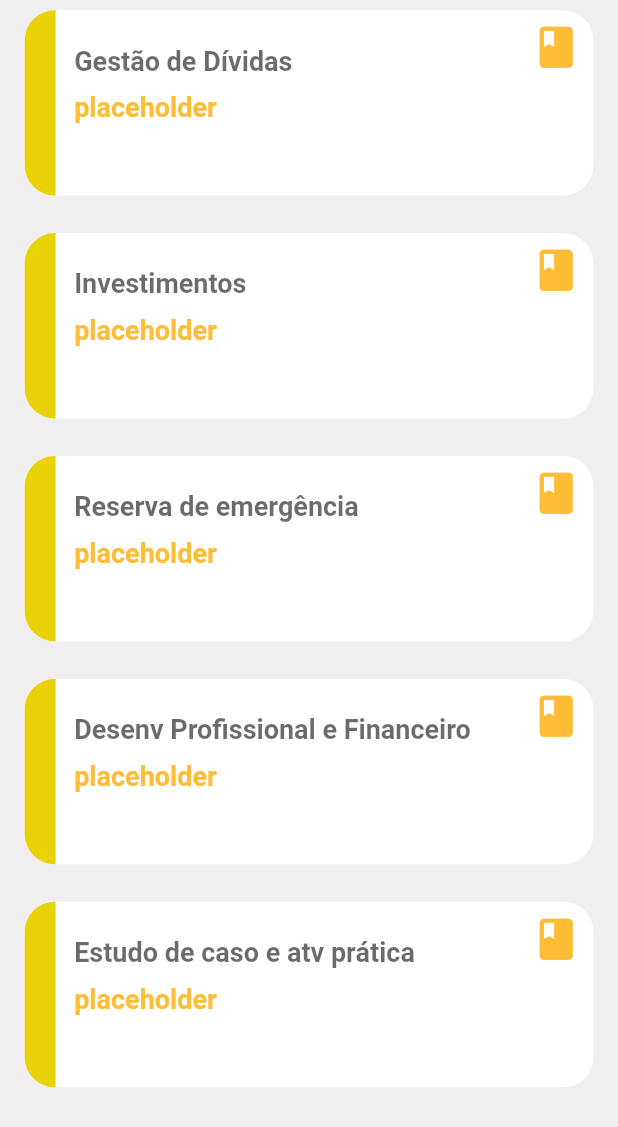
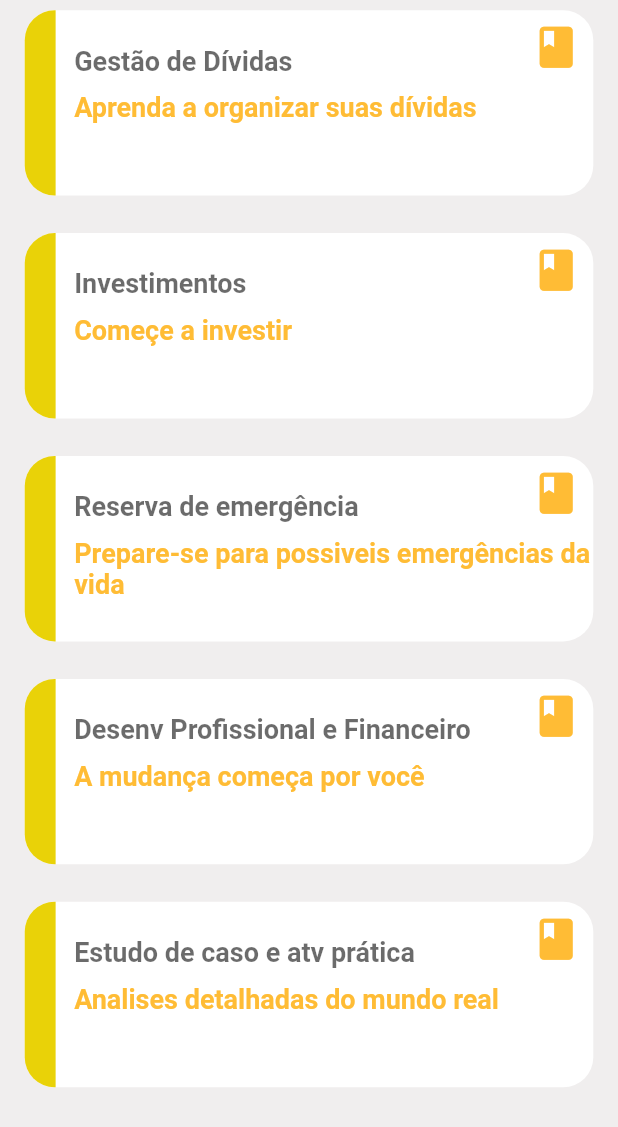
Before and after one commit to Kzrtt/projeto_financeiro, a Flutter app: the SuportMaterial screen opened by its route, scrolled down 454 dp, on a phone screen of 412 x 824 dp. Shown: the top 1127 px of the screen. Run offline on Flutter 3.47's test engine with Material 2 defaults, Android fonts, the light colour scheme and no system bars; missing offline and left inert: stylish_dialog.

Commit message:
adição dos subtitulos nos materias de apoio

```diff
--- a/lib/screens/supportMaterial/suportMaterial.dart
+++ b/lib/screens/supportMaterial/suportMaterial.dart
@@ -78,7 +78,7 @@ class _SuportMaterialState extends State<SuportMaterial> {
                           Navigator.of(context).pushNamed(AppRoutes.INTRODUCAO),
                       child: buildProfileButton(
                         "Introdução",
-                        "placeholder",
+                        "Introdução a educação financeira",
                         Icons.book,
                         .15,
                         constraints,
@@ -90,7 +90,7 @@ class _SuportMaterialState extends State<SuportMaterial> {
                           .pushNamed(AppRoutes.ESTUDO_E_BUSCA_DE_CONHECIMENTO),
                       child: buildProfileButton(
                         "Estudo e Busca de conhecimento",
-                        "placeholder",
+                        "Aprenda mais, conhecimento é poder",
                         Icons.book,
                         .15,
                         constraints,
@@ -102,7 +102,7 @@ class _SuportMaterialState extends State<SuportMaterial> {
                           .pushNamed(AppRoutes.GESTAO_DE_DIVIDAS),
                       child: buildProfileButton(
                         "Gestão de Dívidas",
-                        "placeholder",
+                        "Aprenda a organizar suas dívidas",
                         Icons.book,
                         .15,
                         constraints,
@@ -114,7 +114,7 @@ class _SuportMaterialState extends State<SuportMaterial> {
                           .pushNamed(AppRoutes.INVESTIMENTOS),
                       child: buildProfileButton(
                         "Investimentos",
-                        "placeholder",
+                        "Começe a investir",
                         Icons.book,
                         .15,
                         constraints,
@@ -126,7 +126,7 @@ class _SuportMaterialState extends State<SuportMaterial> {
                           .pushNamed(AppRoutes.RESERVA_DE_EMERGENCIA),
                       child: buildProfileButton(
                         "Reserva de emergência",
-                        "placeholder",
+                        "Prepare-se para possiveis emergências da vida",
                         Icons.book,
                         .15,
                         constraints,
@@ -138,7 +138,7 @@ class _SuportMaterialState extends State<SuportMaterial> {
                           AppRoutes.DESENV_PROFISSIONAL_E_FINANCEIRO),
                       child: buildProfileButton(
                         "Desenv Profissional e Financeiro",
-                        "placeholder",
+                        "A mudança começa por você",
                         Icons.book,
                         .15,
                         constraints,
@@ -150,7 +150,7 @@ class _SuportMaterialState extends State<SuportMaterial> {
                           .pushNamed(AppRoutes.ESTUDO_DE_CASO_E_ATV_PRATICA),
                       child: buildProfileButton(
                         "Estudo de caso e atv prática",
-                        "placeholder",
+                        "Analises detalhadas do mundo real",
                         Icons.book,
                         .15,
                         constraints,
```
Also changed, not shown: lib/main.dart (+14 -14 lines).
